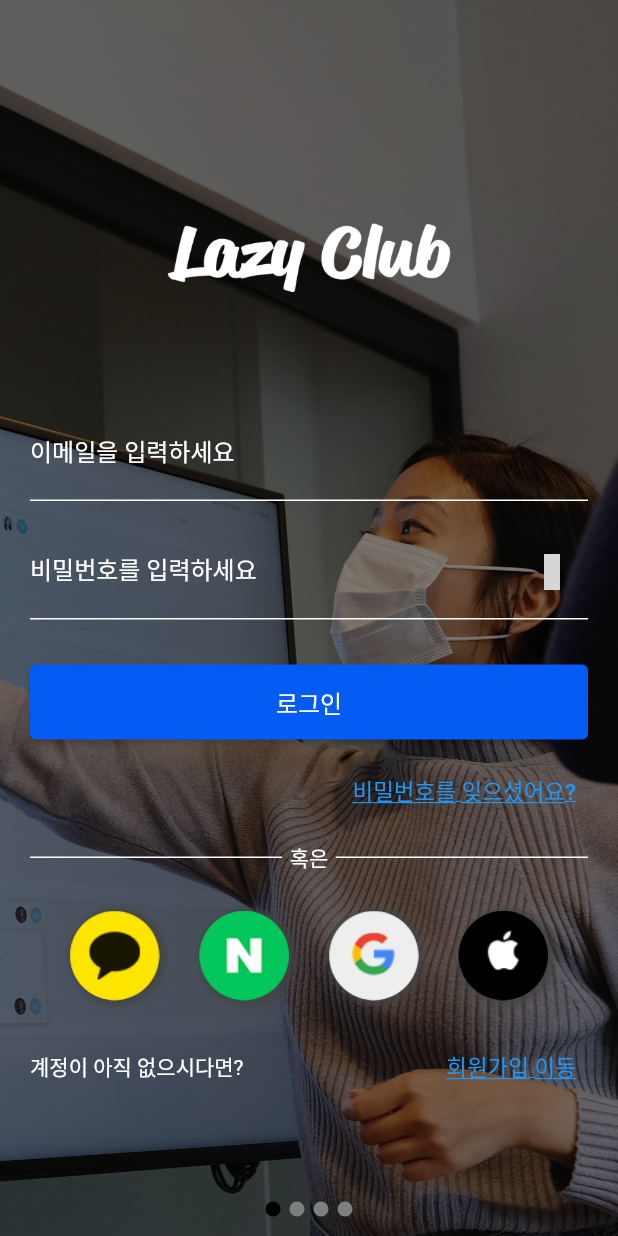
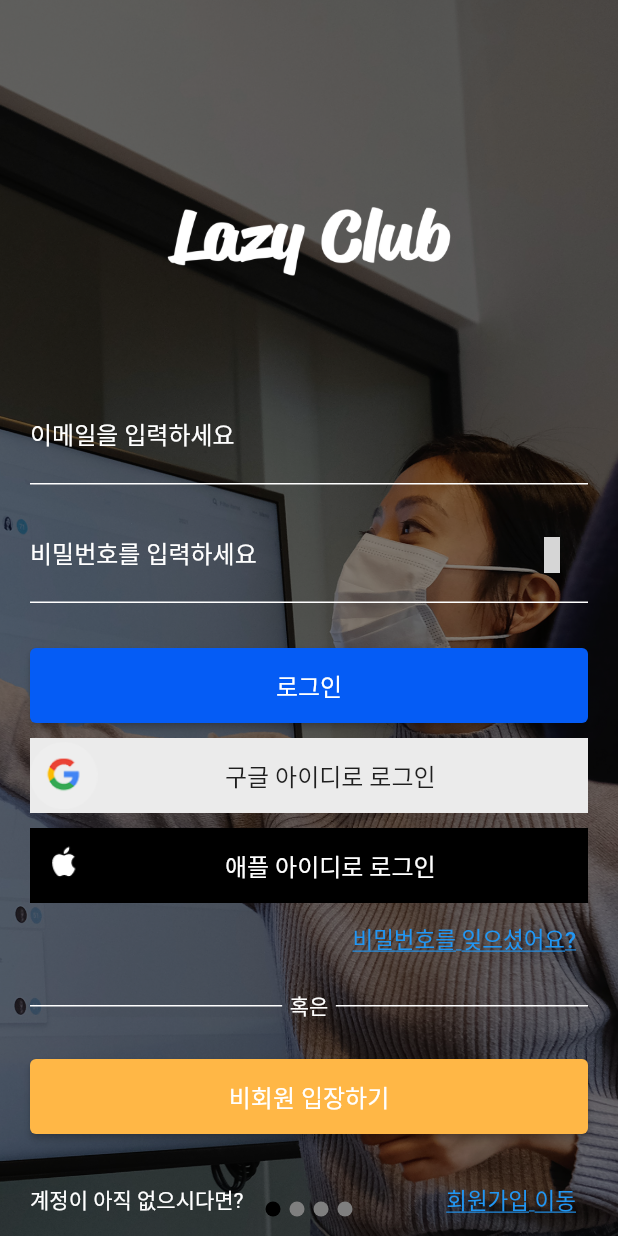
Before and after one commit to charlieoppa86/lazyclub, a Flutter app: the screen it shows after launch, swiped to page 3, on a phone screen of 412 x 824 dp. Run offline on Flutter 3.47's test engine with Material 2 defaults, Android fonts, the phone set to English and light mode, and no system bars; drawn by our look-alikes of card_swiper; our stand-ins replace cloud_firestore, fancy_shimmer_image, firebase_auth, firebase_core, firebase_storage, flutter_iconly and 5 more; accounts and stored records are empty; Roboto replaces fonts that are missing (IBM Plex Sans KR); grey boxes are pictures that could not be loaded.

Commit message:
third commit

```diff
--- a/lib/components/widgets/buttons/sns_login.dart
+++ /dev/null
@@ -1,125 +0,0 @@
-import 'package:firebase_auth/firebase_auth.dart';
-import 'package:flutter/material.dart';
-import 'package:google_sign_in/google_sign_in.dart';
-import 'package:lazyclub/app.dart';
-import 'package:lazyclub/components/providers/global_methods.dart';
-import 'package:lazyclub/components/theme/style.dart';
-import 'package:lazyclub/database/firebase_consts.dart';
-
-class SNSLoginWidget extends StatelessWidget {
-  const SNSLoginWidget({super.key});
-
-  Future<void> _googleSignIn(context) async {
-    final googleSignIn = GoogleSignIn();
-    final googleAccount = await googleSignIn.signIn();
-    if (googleAccount != null) {
-      final googleAuth = await googleAccount.authentication;
-      if (googleAuth.accessToken != null && googleAuth.idToken != null) {
-        try {
-          await authInstance.signInWithCredential(GoogleAuthProvider.credential(
-            idToken: googleAuth.idToken,
-            accessToken: googleAuth.accessToken,
-          ));
-          Navigator.of(context)
-              .pushReplacement(MaterialPageRoute(builder: (context) => App()));
-        } on FirebaseException catch (error) {
-          GlobalMethods.errorDialog(
-              content: '${error.message}', context: context);
-        } catch (error) {
-          GlobalMethods.errorDialog(content: '$error', context: context);
-        } finally {}
-      }
-    }
-  }
-
-  @override
-  Widget build(BuildContext context) {
-    return Row(
-      mainAxisAlignment: MainAxisAlignment.spaceEvenly,
-      children: [
-        GestureDetector(
-          onTap: () {},
-          child: Container(
-            width: 60,
-            height: 60,
-            decoration: BoxDecoration(
-                boxShadow: [
-                  BoxShadow(
-                    color: headTextClr.withOpacity(0.7),
-                    spreadRadius: 3,
-                    blurRadius: 2,
-                    offset: Offset(2, 1), // changes position of shadow
-                  ),
-                ],
-                shape: BoxShape.circle,
-                image: DecorationImage(
-                    fit: BoxFit.fill,
-                    image: AssetImage('assets/kakao_logo.png'))),
-          ),
-        ),
-        GestureDetector(
-          onTap: () {},
-          child: Container(
-            width: 60,
-            height: 60,
-            decoration: BoxDecoration(
-                boxShadow: [
-                  BoxShadow(
-                    color: headTextClr.withOpacity(0.7),
-                    spreadRadius: 3,
-                    blurRadius: 2,
-                    offset: Offset(2, 1), // changes position of shadow
-                  ),
-                ],
-                shape: BoxShape.circle,
-                image: DecorationImage(
-                    fit: BoxFit.fill,
-                    image: AssetImage('assets/naver_logo.png'))),
-          ),
-        ),
-        GestureDetector(
-          onTap: () {
-            _googleSignIn(context);
-          },
-          child: Container(
-            width: 60,
-            height: 60,
-            decoration: BoxDecoration(
-                boxShadow: [
-                  BoxShadow(
-                    color: headTextClr.withOpacity(0.7),
-                    spreadRadius: 3,
-                    blurRadius: 2,
-                    offset: Offset(2, 1), // changes position of shadow
-                  ),
-                ],
-                shape: BoxShape.circle,
-                image: DecorationImage(
-                    fit: BoxFit.fill,
-                    image: AssetImage('assets/google_logo.png'))),
-          ),
-        ),
-        GestureDetector(
-          onTap: () {},
-          child: Container(
-            width: 60,
-            height: 60,
-            decoration: BoxDecoration(
-                boxShadow: [
-                  BoxShadow(
-                    color: headTextClr.withOpacity(0.7),
-                    spreadRadius: 3,
-                    blurRadius: 2,
-                    offset: Offset(2, 1), // changes position of shadow
-                  ),
-                ],
-                shape: BoxShape.circle,
-                image: DecorationImage(
-                    fit: BoxFit.fill,
-                    image: AssetImage('assets/apple_logo.png'))),
-          ),
-        ),
-      ],
-    );
-  }
-}
--- a/lib/components/widgets/buttons/sns_login/apple_btn.dart
+++ b/lib/components/widgets/buttons/sns_login/apple_btn.dart
@@ -0,0 +1,35 @@
+import 'package:flutter/material.dart';
+import 'package:lazyclub/components/theme/text.dart';
+
+class AppleBTN extends StatelessWidget {
+  const AppleBTN({super.key});
+
+  @override
+  Widget build(BuildContext context) {
+    return Material(
+      color: Colors.black,
+      child: InkWell(
+        onTap: () {},
+        child: SizedBox(
+          height: 50,
+          child: Row(
+              crossAxisAlignment: CrossAxisAlignment.center,
+              mainAxisAlignment: MainAxisAlignment.start,
+              children: [
+                Image.asset(
+                  'assets/apple_logo.png',
+                  height: 45,
+                ),
+                SizedBox(
+                  width: 85,
+                ),
+                Text(
+                  '애플 아이디로 로그인',
+                  style: TextStyle(color: Colors.white, fontSize: 16),
+                )
+              ]),
+        ),
+      ),
+    );
+  }
+}
--- a/lib/components/widgets/buttons/sns_login/google_btn.dart
+++ b/lib/components/widgets/buttons/sns_login/google_btn.dart
@@ -1,7 +1,6 @@
 import 'package:firebase_auth/firebase_auth.dart';
 import 'package:flutter/material.dart';
 import 'package:google_sign_in/google_sign_in.dart';
-import 'package:lazyclub/app.dart';
 import 'package:lazyclub/components/providers/global_methods.dart';
 import 'package:lazyclub/components/theme/text.dart';
 import 'package:lazyclub/database/firebase_consts.dart';
@@ -42,7 +41,7 @@ class GoogleBTN extends StatelessWidget {
   @override
   Widget build(BuildContext context) {
     return Material(
-      color: Colors.white,
+      color: Color.fromRGBO(235, 235, 235, 1),
       child: InkWell(
         onTap: () {
           _googleSignIn(context);
@@ -54,7 +53,7 @@ class GoogleBTN extends StatelessWidget {
               mainAxisAlignment: MainAxisAlignment.start,
               children: [
                 Image.asset(
-                  'assets/google_icon.png',
+                  'assets/google_logo.png',
                   height: 45,
                 ),
                 SizedBox(
--- a/lib/pages/auth/login_page.dart
+++ b/lib/pages/auth/login_page.dart
@@ -1,13 +1,13 @@
 import 'package:card_swiper/card_swiper.dart';
-import 'package:flutter/gestures.dart';
 import 'package:flutter/material.dart';
 import 'package:flutter_iconly/flutter_iconly.dart';
 import 'package:firebase_auth/firebase_auth.dart';
-import 'package:firebase_core/firebase_core.dart';
 import 'package:lazyclub/app.dart';
 import 'package:lazyclub/components/providers/global_methods.dart';
+import 'package:lazyclub/components/theme/style.dart';
 import 'package:lazyclub/components/widgets/buttons/auth_btn.dart';
-import 'package:lazyclub/components/widgets/buttons/sns_login.dart';
+import 'package:lazyclub/components/widgets/buttons/sns_login/apple_btn.dart';
+import 'package:lazyclub/components/widgets/buttons/sns_login/google_btn.dart';
 import 'package:lazyclub/components/widgets/utils.dart';
 import 'package:lazyclub/database/consts.dart';
 import 'package:lazyclub/database/firebase_consts.dart';
@@ -210,6 +210,11 @@ class _LoginPageState extends State<LoginPage> {
                     SizedBox(
                       height: 10,
                     ),
+                    GoogleBTN(),
+                    SizedBox(
+                      height: 10,
+                    ),
+                    AppleBTN(),
                     Align(
                       alignment: Alignment.topRight,
                       child: TextButton(
@@ -226,10 +231,6 @@ class _LoginPageState extends State<LoginPage> {
                                 decoration: TextDecoration.underline),
                           )),
                     ),
-
-                    //  KakaoBTN(),
-
-                    //  GoogleBTN(),
                     SizedBox(
                       height: 10,
                     ),
@@ -260,15 +261,14 @@ class _LoginPageState extends State<LoginPage> {
                     SizedBox(
                       height: 25,
                     ),
-                    SNSLoginWidget(),
-                    /*   AuthBTN(
+                    AuthBTN(
                       buttontext: '비회원 입장하기',
                       fct: () {
                         FirebaseAuth.instance.signInAnonymously();
                         Navigator.pushReplacementNamed(context, App.routeName);
                       },
-                      primaryColor: headTextClr.withOpacity(0.8),
-                    ), */
+                      primaryColor: yelloishClr,
+                    ),
                     SizedBox(
                       height: 20,
                     ),
--- a/lib/pages/main/main_page.dart
+++ b/lib/pages/main/main_page.dart
@@ -5,7 +5,6 @@ import 'package:lazyclub/components/providers/studies_model.dart';
 import 'package:lazyclub/components/providers/studies_provider.dart';
 import 'package:lazyclub/components/theme/style.dart';
 import 'package:lazyclub/components/widgets/lists/offline_study_list.dart';
-import 'package:lazyclub/components/widgets/lists/online_study_list.dart';
 import 'package:lazyclub/components/widgets/lists/popular_list.dart';
 import 'package:lazyclub/components/widgets/lists/study_list.dart';
 import 'package:lazyclub/components/widgets/profile.dart';
@@ -38,6 +37,7 @@ class _MainPageState extends State<MainPage> {
 
     return Scaffold(
       appBar: AppBar(
+        automaticallyImplyLeading: false,
         iconTheme: IconThemeData(color: headTextClr),
         centerTitle: false,
         title: Image.asset(
```
Also changed, not shown: lib/components/theme/responsive.dart (deleted, +0 -25 lines), lib/components/widgets/buttons/sns_login/kakao_btn.dart (deleted, +0 -31 lines), lib/components/widgets/buttons/sns_login/naver_btn.dart (deleted, +0 -19 lines).
